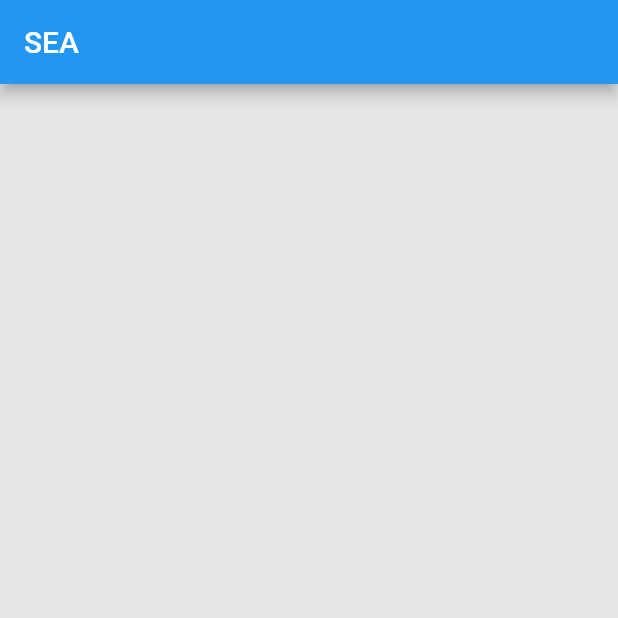
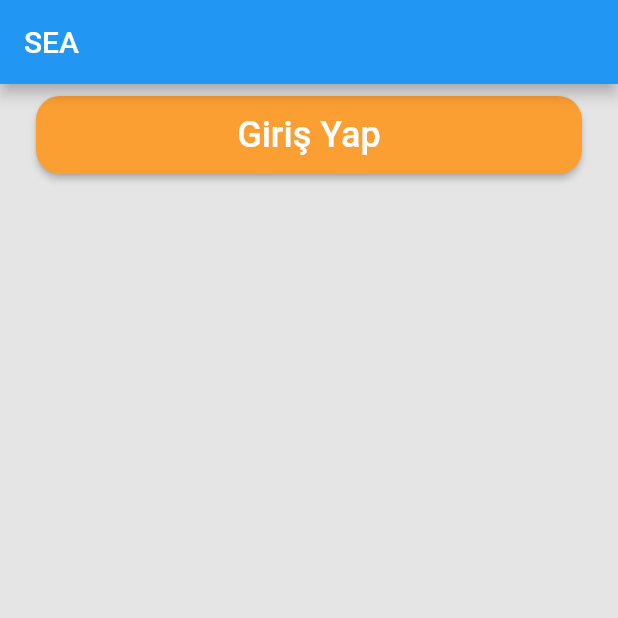
Before and after one commit to PandaBrains/PAN-DO, a Flutter app: the screen it shows after launch, on a phone screen of 412 x 824 dp, the top half of it. Run offline on Flutter 3.47's test engine with Material 2 defaults, Android fonts, the light colour scheme and no system bars; Roboto replaces fonts that are missing (INTER).

Commit message:
CustomButton has been created.

```diff
--- /dev/null
+++ b/lib/core/components/button/custom_button.dart
@@ -0,0 +1,38 @@
+import 'package:flutter/material.dart';
+import 'package:pan_do/core/components/text/custom_text.dart';
+import 'package:pan_do/core/init/theme/light/color_scheme_light.dart';
+import 'package:pan_do/core/init/theme/light/padding_insets.dart';
+
+class CustomButton extends StatelessWidget {
+  final String buttonName;
+  final VoidCallback? onPressed;
+
+  const CustomButton({Key? key, required this.buttonName, this.onPressed})
+      : super(key: key);
+
+  @override
+  Widget build(BuildContext context) {
+    return Container(
+      width: double.infinity,
+      height: 52,
+      padding: PaddingInsets.instance!.buttonPadding,
+      margin: EdgeInsets.symmetric(vertical: 8),
+      child: ElevatedButton(
+        onPressed: onPressed,
+        child: CustomText(
+          data: 'Giriş Yap',
+          fontSize: 24,
+        ),
+        style: ButtonStyle(
+          shape: MaterialStateProperty.all<RoundedRectangleBorder>(
+            RoundedRectangleBorder(
+              borderRadius: BorderRadius.circular(16),
+            ),
+          ),
+          backgroundColor:
+              MaterialStateProperty.all(ColorSchemeLight.instance!.orange),
+        ),
+      ),
+    );
+  }
+}
--- a/lib/core/components/text/custom_text.dart
+++ b/lib/core/components/text/custom_text.dart
@@ -1,16 +1,24 @@
 import 'package:flutter/material.dart';
+import 'package:pan_do/core/constants/app/app_constants.dart';
 
 class CustomText extends StatelessWidget {
   final String data;
-  final TextStyle? style;
+  final Color? color;
+  final double? fontSize;
+  final FontWeight? fontWeight;
 
-  const CustomText({Key? key, required this.data, this.style}) : super(key: key);
+  const CustomText({Key? key, required this.data, this.color, this.fontSize, this.fontWeight}) : super(key: key);
 
   @override
   Widget build(BuildContext context) {
     return Text(
       this.data,
-      style: this.style,
+      style: TextStyle(
+        color: color,
+        fontSize: fontSize,
+        fontFamily: ApplicationConstants.FONT_FAMILY,
+        fontWeight: fontWeight
+      ),
     );
   }
 }
--- a/lib/core/init/navigation/navigation_route.dart
+++ b/lib/core/init/navigation/navigation_route.dart
@@ -1,4 +1,6 @@
 import 'package:flutter/material.dart';
+import 'package:pan_do/core/components/button/custom_button.dart';
+import 'package:pan_do/core/components/text/custom_text.dart';
 import 'package:pan_do/core/constants/navigation/navigation_constants.dart';
 
 class NavigationRoute {
@@ -16,7 +18,12 @@ class NavigationRoute {
             appBar: AppBar(
               title: Text('SEA'),
             ),
-            body: Container()));
+            body: Container(
+              child: CustomButton(
+                buttonName: "Giriş Yap",
+                onPressed: () {},
+              ),
+            )));
 
       default:
         return MaterialPageRoute(
--- a/lib/core/init/theme/app_theme_light.dart
+++ b/lib/core/init/theme/app_theme_light.dart
@@ -29,7 +29,7 @@ class AppThemeLight extends AppTheme with ILightTheme {
         surface: Colors.blue,
         background: Color(0xfff6f9fc),
         error: Colors.red[900]!,
-        onPrimary: Colors.greenAccent,
+        onPrimary: Colors.white,
         onSecondary: Colors.black,
         onSurface: Colors.white30,
         onBackground: Colors.black12,
--- a/lib/core/init/theme/light/light_theme_interface.dart
+++ b/lib/core/init/theme/light/light_theme_interface.dart
@@ -5,5 +5,5 @@ import 'text_theme_light.dart';
 abstract class ILightTheme {
   TextThemeLight? textThemeLight = TextThemeLight.instance;
   ColorSchemeLight? colorSchemeLight = ColorSchemeLight.instance;
-  PaddingInsets insets = PaddingInsets();
+  PaddingInsets? insets = PaddingInsets.instance;
 }
--- a/lib/core/init/theme/light/padding_insets.dart
+++ b/lib/core/init/theme/light/padding_insets.dart
@@ -1,5 +1,15 @@
+import 'package:flutter/material.dart';
 import 'package:flutter/rendering.dart';
 
 class PaddingInsets {
+  static PaddingInsets? _instace;
+  static PaddingInsets? get instance {
+    if (_instace == null) _instace = PaddingInsets._init();
+    return _instace;
+  }
+
+  PaddingInsets._init();
+
   final lowPaddingAll = EdgeInsets.all(5);
+  final buttonPadding = EdgeInsets.symmetric(horizontal: 24, vertical: 0);
 }
```
